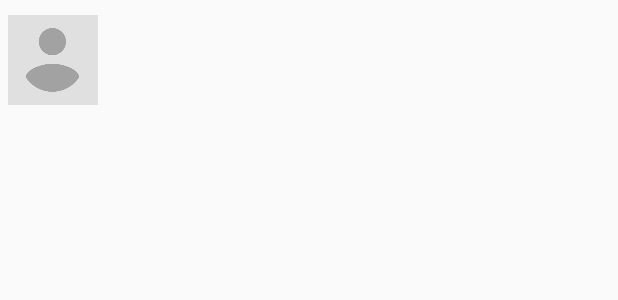
After one commit to dtancs/Dapp-Android, an Android app: the layout listitem_micropost.xml on its own in the app's theme, with its tools: preview values and no code run, on a phone screen of 412 x 824 dp. The commit adds this screen. Shown: the top 300 px of the screen. Run offline under Robolectric (Android 15) with nearby library versions, the phone set to English and light mode, and no system bars; network calls fail.

Commit message:
Add User Profile Micropost loading

```diff
--- a/app/src/main/java/com/tancs/dapp/UsersListActivity.java
+++ b/app/src/main/java/com/tancs/dapp/UsersListActivity.java
@@ -30,7 +30,6 @@ import utils.VolleySingleton;
 
 public class UsersListActivity extends AppCompatActivity implements UsersListAdapter.ItemClickCallback {
 
-    private ArrayList<String> mEntries;
     private List<User> mUserslist = new ArrayList<User>();
 
     private RecyclerView mRecView;
@@ -92,7 +91,6 @@ public class UsersListActivity extends AppCompatActivity implements UsersListAda
                     }
                 });
 
-        mEntries = new ArrayList<>();
 
         // Access the RequestQueue through your singleton class.
         VolleySingleton.getInstance(this).addToRequestQueue(request);
--- /dev/null
+++ b/app/src/main/res/layout/listitem_micropost.xml
@@ -0,0 +1,55 @@
+<?xml version="1.0" encoding="utf-8"?>
+<RelativeLayout xmlns:android="http://schemas.android.com/apk/res/android"
+    xmlns:app="http://schemas.android.com/apk/res-auto"
+    xmlns:tools="http://schemas.android.com/tools"
+    android:layout_width="match_parent"
+    android:layout_height="80dp"
+    android:paddingBottom="@dimen/listitem_micropost_list_margin_topbottom"
+    android:paddingTop="@dimen/listitem_micropost_list_margin_topbottom">
+
+    <ImageView
+        android:id="@+id/imageview_micropost_user_avatar"
+        android:layout_width="@dimen/listitem_users_list_avatar"
+        android:layout_height="@dimen/listitem_users_list_avatar"
+        android:layout_alignParentLeft="true"
+        android:layout_alignParentStart="true"
+        android:layout_alignParentTop="true"
+        android:scaleType="fitCenter"
+        app:srcCompat="@drawable/placeholder_avatar" />
+
+    <TextView
+        android:id="@+id/textview_micropost_user_name"
+        android:layout_width="wrap_content"
+        android:layout_height="wrap_content"
+        android:layout_alignParentTop="true"
+        android:layout_marginLeft="2dp"
+        android:layout_toEndOf="@+id/imageview_micropost_user_avatar"
+        android:layout_toRightOf="@+id/imageview_micropost_user_avatar"
+        android:text=""
+        android:textColor="@android:color/black"
+        android:textSize="16sp"
+        android:textStyle="bold" />
+
+    <TextView
+        android:id="@+id/textview_micropost_timeago"
+        android:layout_width="wrap_content"
+        android:layout_height="wrap_content"
+        android:layout_alignBottom="@+id/textview_micropost_user_name"
+        android:layout_alignParentEnd="true"
+        android:layout_alignParentRight="true"
+        android:paddingRight="2dp"
+        android:text="" />
+
+    <TextView
+        android:id="@+id/textview_micropost_content"
+        android:layout_width="wrap_content"
+        android:layout_height="wrap_content"
+        android:layout_alignLeft="@+id/textview_micropost_user_name"
+        android:layout_alignStart="@+id/textview_micropost_user_name"
+        android:layout_below="@+id/textview_micropost_user_name"
+        android:layout_marginTop="4dp"
+        android:text=""
+        android:textColor="@android:color/black" />
+
+
+</RelativeLayout>
--- a/app/src/main/res/values/dimens.xml
+++ b/app/src/main/res/values/dimens.xml
@@ -15,4 +15,6 @@
     <dimen name="textview_users_profile_name_textsize">30sp</dimen>
 
     <dimen name="textview_users_profile_followbutton_margin_top">20dp</dimen>
+
+    <dimen name="listitem_micropost_list_margin_topbottom">10dp</dimen>
 </resources>
```
Also changed, not shown: app/src/main/java/com/tancs/dapp/UsersProfileActivity.java (+58 -0 lines), app/src/main/java/com/tancs/dapp/models/Micropost.java (added, +71 -0 lines), app/src/main/res/layout/activity_users_profile.xml (+4 -3 lines).
